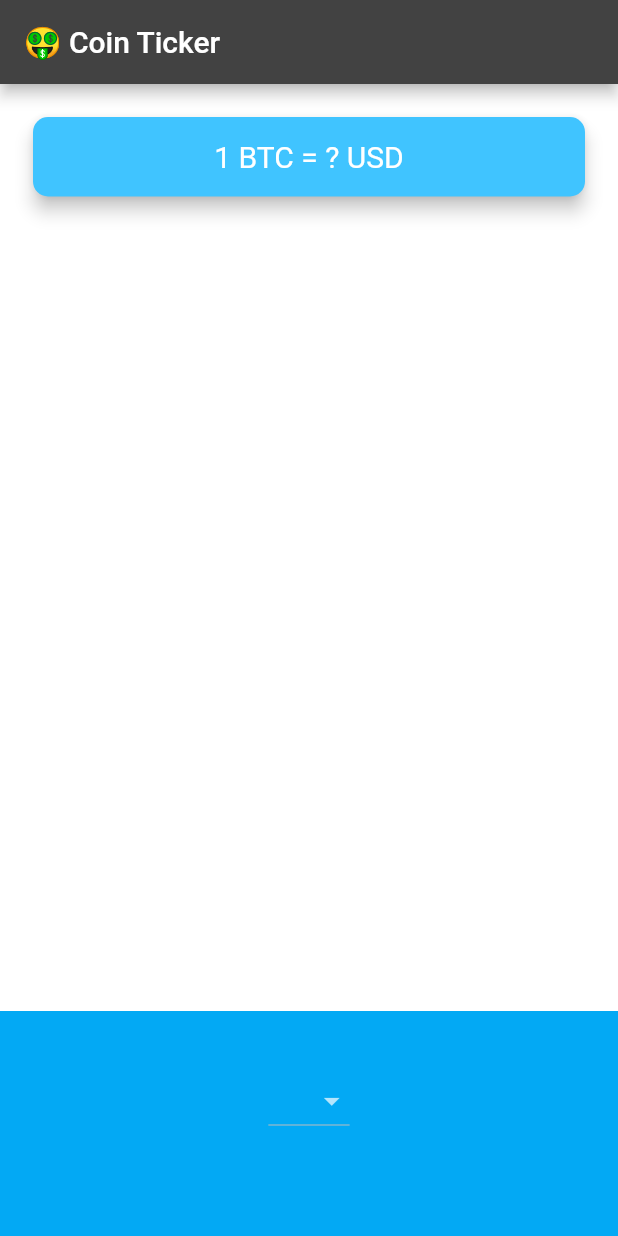
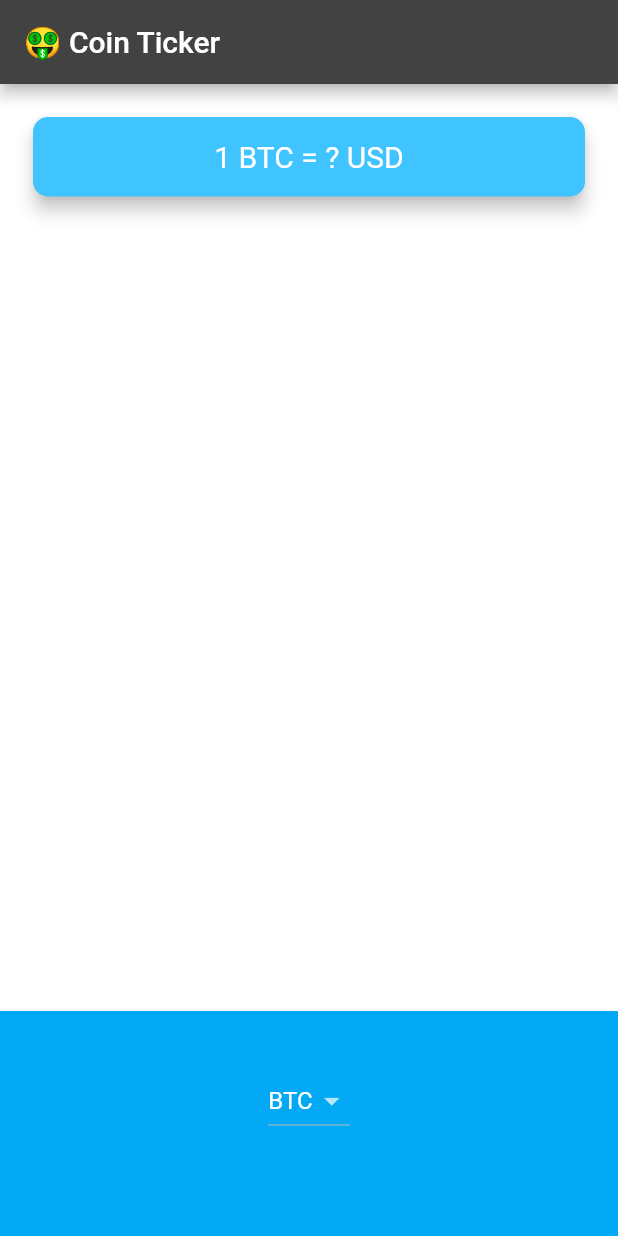
Before and after one commit to najmulmyself/bitcoin_price, a Flutter app: the screen it shows after launch, on a phone screen of 412 x 824 dp. Run offline on Flutter 3.47's test engine with Material 2 defaults, Android fonts, the phone set to English and light mode, and no system bars.

Commit message:
need to add same value as exist in dropdownitem

```diff
--- a/lib/price_screen.dart
+++ b/lib/price_screen.dart
@@ -8,7 +8,7 @@ class PriceScreen extends StatefulWidget {
 }
 
 class _PriceScreenState extends State<PriceScreen> {
-  // String selectedCurrency = 'USD';
+  String selectedCurrency = 'BTC';
   @override
   Widget build(BuildContext context) {
     return Scaffold(
@@ -45,8 +45,8 @@ class _PriceScreenState extends State<PriceScreen> {
             alignment: Alignment.center,
             padding: EdgeInsets.only(bottom: 30.0),
             color: Colors.lightBlue,
-            child: DropdownButton(
-              value: 'selectedCurrency',
+            child: DropdownButton<String>(
+              value: selectedCurrency,
               items: [
                 DropdownMenuItem(child: Text('BTC'), value: 'BTC'),
                 DropdownMenuItem(child: Text('ETH'), value: 'ETH'),
```
